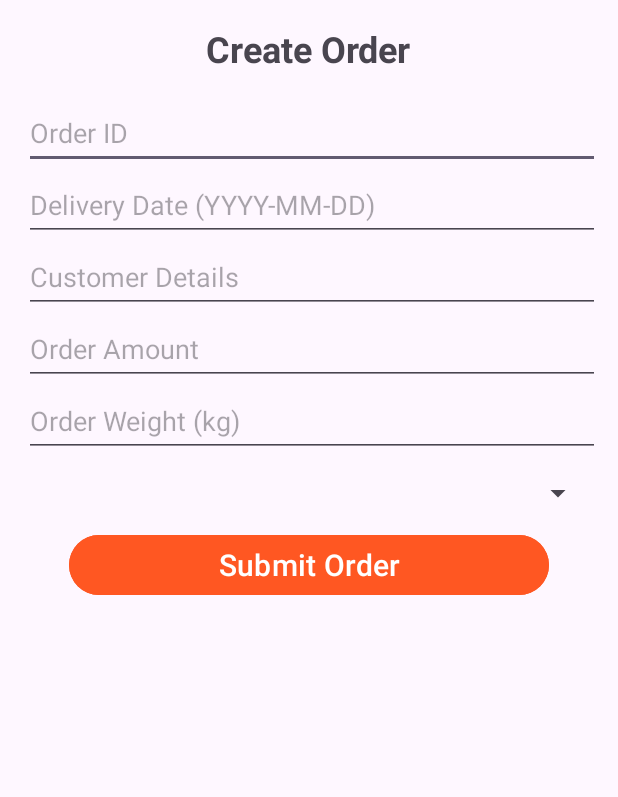
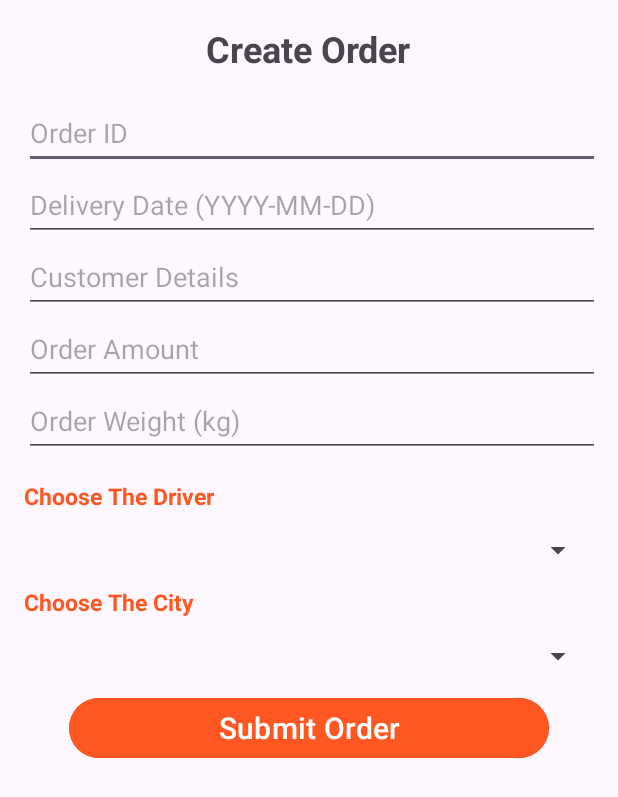
Before and after one commit to ahadgalqahtani/projectR, an Android app: the Order screen opened directly, with no data from a screen before it, on a phone screen of 412 x 824 dp. Shown: the top 797 px of the screen. Run offline under Robolectric (Android 15) with nearby library versions, the phone set to English and light mode, and no system bars; our stand-ins replace Firebase (no records; nobody signed in at launch, a user with empty details on screens opened directly).

Commit message:
choose driver and city

```diff
--- a/app/src/main/java/com/example/lab4/Order.java
+++ b/app/src/main/java/com/example/lab4/Order.java
@@ -2,17 +2,30 @@ package com.example.lab4;
 
 import android.os.Bundle;
 import android.view.View;
+import android.widget.ArrayAdapter;
 import android.widget.Button;
 import android.widget.EditText;
 import android.widget.Spinner;
 import android.widget.Toast;
+import androidx.annotation.NonNull;
 import androidx.appcompat.app.AppCompatActivity;
+import com.google.firebase.database.DataSnapshot;
+import com.google.firebase.database.DatabaseError;
+import com.google.firebase.database.DatabaseReference;
+import com.google.firebase.database.FirebaseDatabase;
+import com.google.firebase.database.ValueEventListener;
+
+import java.util.ArrayList;
 
 public class Order extends AppCompatActivity {
 
     private EditText editTextOrderId, editTextDeliveryDate, editTextCustomerDetails, editTextOrderAmount, editTextOrderWeight;
-    private Spinner spinnerOrderType;
+    private Spinner spinnerAssignDriver,spinnerCity;
     private Button buttonSubmitOrder;
+    private DatabaseReference databaseReference;
+    private ArrayAdapter<String> driverAdapter;
+    private ArrayList<String> driverList;
+
 
     @Override
     protected void onCreate(Bundle savedInstanceState) {
@@ -20,14 +33,43 @@ public class Order extends AppCompatActivity {
         setContentView(R.layout.activity_order);
 
         // Initialize the views
+        // Initialize the views
         editTextOrderId = findViewById(R.id.editTextOrderId);
         editTextDeliveryDate = findViewById(R.id.editTextDeliveryDate);
         editTextCustomerDetails = findViewById(R.id.editTextCustomerDetails);
         editTextOrderAmount = findViewById(R.id.editTextOrderAmount);
         editTextOrderWeight = findViewById(R.id.editTextOrderWeight);
-        spinnerOrderType = findViewById(R.id.spinnerOrderType);
+        spinnerAssignDriver = findViewById(R.id.AssignDriverSpinner);
+        spinnerCity = findViewById(R.id.spinnerCity);
         buttonSubmitOrder = findViewById(R.id.buttonSubmitOrder);
 
+        // Initialize Firebase Database reference
+        databaseReference = FirebaseDatabase.getInstance().getReference("users"); // Adjust the path as necessary
+        driverList = new ArrayList<>();
+        driverAdapter = new ArrayAdapter<>(this, android.R.layout.simple_spinner_item, driverList);
+        driverAdapter.setDropDownViewResource(android.R.layout.simple_spinner_dropdown_item);
+        spinnerAssignDriver.setAdapter(driverAdapter);
+
+        databaseReference.orderByChild("role").equalTo("Driver").addListenerForSingleValueEvent(new ValueEventListener() {
+            @Override
+            public void onDataChange(@NonNull DataSnapshot dataSnapshot) {
+                driverList.clear(); // Clear the existing list
+                for (DataSnapshot snapshot : dataSnapshot.getChildren()) {
+                    String driverName = snapshot.child("name").getValue(String.class); // Adjust based on your data structure
+                    if (driverName != null) {
+                        driverList.add(driverName); // Add driver name to the list
+                    }
+                }
+                driverAdapter.notifyDataSetChanged(); // Notify the adapter of data changes
+            }
+
+            @Override
+            public void onCancelled(@NonNull DatabaseError databaseError) {
+                Toast.makeText(Order.this, "Error fetching data", Toast.LENGTH_SHORT).show();
+            }
+        });
+
+        // Set onClickListener for the submit button
         buttonSubmitOrder.setOnClickListener(new View.OnClickListener() {
             @Override
             public void onClick(View v) {
@@ -37,11 +79,11 @@ public class Order extends AppCompatActivity {
                 String customerDetails = editTextCustomerDetails.getText().toString();
                 String orderAmount = editTextOrderAmount.getText().toString();
                 String orderWeight = editTextOrderWeight.getText().toString();
-                String orderType = spinnerOrderType.getSelectedItem().toString();
+                String assignedDriver = spinnerAssignDriver.getSelectedItem().toString();
 
                 // Perform validation (basic example)
                 if (orderId.isEmpty() || deliveryDate.isEmpty() || customerDetails.isEmpty() ||
-                        orderAmount.isEmpty() || orderWeight.isEmpty()) {
+                        orderAmount.isEmpty() || orderWeight.isEmpty() || assignedDriver.isEmpty()) {
                     Toast.makeText(Order.this, "Please fill in all fields", Toast.LENGTH_SHORT).show();
                     return;
                 }
--- a/app/src/main/res/layout/activity_manager.xml
+++ b/app/src/main/res/layout/activity_manager.xml
@@ -41,16 +41,6 @@
         android:layout_marginBottom="16dp" />
 
     <Button
-        android:id="@+id/buttonAssignDriver"
-        android:layout_width="match_parent"
-        android:layout_height="48dp"
-        android:text="Assign Driver"
-        android:textColor="#FFFFFF"
-        android:textSize="20sp"
-        android:backgroundTint="#FF5722"
-        android:layout_marginBottom="16dp" />
-
-    <Button
         android:id="@+id/buttonTrackOrder"
         android:layout_width="match_parent"
         android:layout_height="48dp"
--- a/app/src/main/res/layout/activity_order.xml
+++ b/app/src/main/res/layout/activity_order.xml
@@ -58,8 +58,36 @@
             android:hint="@string/OrWeight"
             android:autofillHints="none"/>
 
+        <TextView
+            android:layout_width="wrap_content"
+            android:layout_height="wrap_content"
+            android:text="@string/ChooseD"
+            android:textSize="15sp"
+            android:textStyle="bold"
+            android:textColor="#FF5722"
+            android:layout_gravity="start"
+            android:paddingTop="15dp"
+            android:paddingBottom="1dp" />
+
         <Spinner
-            android:id="@+id/spinnerOrderType"
+            android:id="@+id/AssignDriverSpinner"
+            android:layout_width="match_parent"
+            android:layout_height="48dp"
+            android:hint="@string/OrType"
+            />
+
+        <TextView
+            android:layout_width="wrap_content"
+            android:layout_height="wrap_content"
+            android:text="@string/ChooseCity"
+            android:textSize="15sp"
+            android:textStyle="bold"
+            android:textColor="#FF5722"
+            android:layout_gravity="start"
+            android:paddingBottom="1dp" />
+
+        <Spinner
+            android:id="@+id/spinnerCity"
             android:layout_width="match_parent"
             android:layout_height="48dp"
             android:hint="@string/OrType" />
--- a/app/src/main/res/values/strings.xml
+++ b/app/src/main/res/values/strings.xml
@@ -11,4 +11,6 @@
     <string name="OrWeight">Order Weight (kg)</string>
     <string name="OrType">Order Type</string>
     <string name="Sub">Submit Order</string>
+    <string name="ChooseD">Choose The Driver</string>
+    <string name="ChooseCity">Choose The City</string>
 </resources>
```
